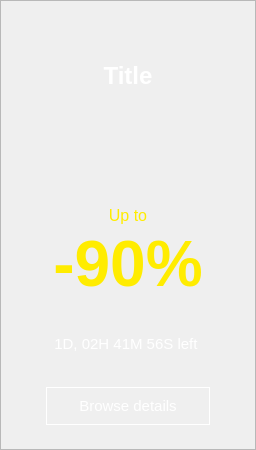
Above: widgets/storesalecard.ui from pamugk/nebulae-qt before the change. Below: the same form after it.
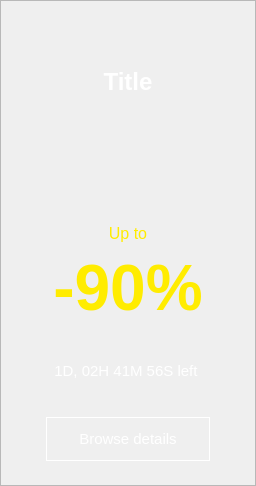
That is the form after the change.

```diff
--- a/widgets/storesalecard.ui
+++ b/widgets/storesalecard.ui
@@ -7,19 +7,19 @@
     <x>0</x>
     <y>0</y>
     <width>256</width>
-    <height>450</height>
+    <height>486</height>
    </rect>
   </property>
   <property name="minimumSize">
    <size>
     <width>256</width>
-    <height>0</height>
+    <height>486</height>
    </size>
   </property>
   <property name="maximumSize">
    <size>
     <width>256</width>
-    <height>450</height>
+    <height>486</height>
    </size>
   </property>
   <property name="cursor">
@@ -34,7 +34,7 @@
      <x>0</x>
      <y>0</y>
      <width>256</width>
-     <height>450</height>
+     <height>486</height>
     </rect>
    </property>
    <property name="sizePolicy">
@@ -46,13 +46,13 @@
    <property name="minimumSize">
     <size>
      <width>256</width>
-     <height>450</height>
+     <height>486</height>
     </size>
    </property>
    <property name="maximumSize">
     <size>
      <width>256</width>
-     <height>450</height>
+     <height>486</height>
     </size>
    </property>
    <property name="frameShape">
```
